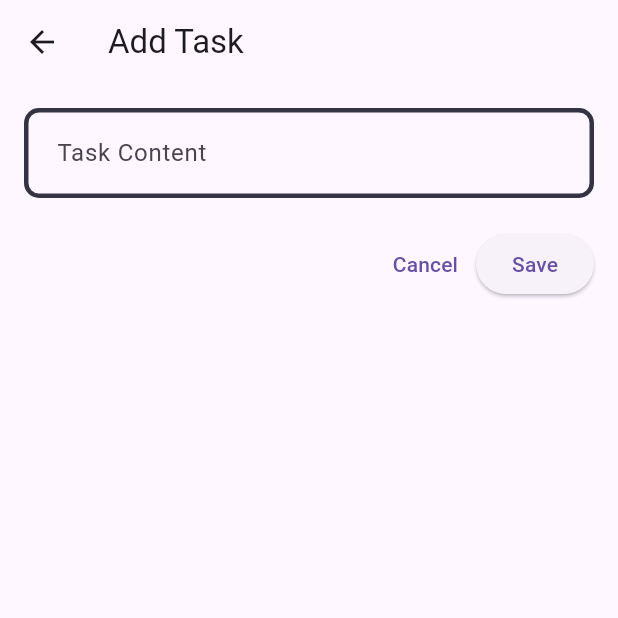
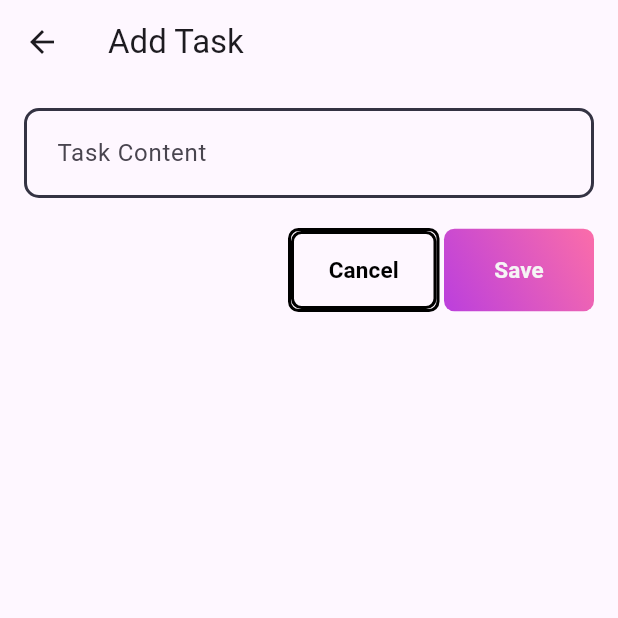
Before and after one commit to Yasitha-Bhanuka/todoenhanzer, a Flutter app: the TaskFormScreen screen opened directly, on a phone screen of 412 x 824 dp, the top half of it. Run offline on Flutter 3.47's test engine with Material 3 defaults, Android fonts, the phone set to English and light mode, and no system bars; our stand-ins replace shared_preferences, sqflite; accounts and stored records are empty.

Commit message:
Make the cancel button and add buttons styles well

```diff
--- a/lib/providers/theme_provider.dart
+++ b/lib/providers/theme_provider.dart
@@ -50,7 +50,7 @@ class ThemeProvider extends ChangeNotifier {
   static OutlineInputBorder _border(Color color) => OutlineInputBorder(
         borderSide: BorderSide(
           color: color,
-          width: 3,
+          width: 2,
         ),
         borderRadius: BorderRadius.circular(10),
       );
@@ -73,6 +73,9 @@ class ThemeProvider extends ChangeNotifier {
         return const Color.fromARGB(49, 52, 51, 67);
       }),
     ),
+    textTheme: const TextTheme(
+      bodyMedium: TextStyle(color: Colors.black),
+    ),
   );
 
   static final ThemeData _darkTheme = ThemeData.dark().copyWith(
@@ -94,5 +97,8 @@ class ThemeProvider extends ChangeNotifier {
         return Pallete.borderColor;
       }),
     ),
+    textTheme: const TextTheme(
+      bodyMedium: TextStyle(color: Colors.white),
+    ),
   );
 }
--- /dev/null
+++ b/lib/views/Widget/custom_button.dart
@@ -0,0 +1,88 @@
+import 'package:flutter/material.dart';
+import 'package:sqlflitetodo/providers/theme_provider.dart';
+
+class CustomSaveButton extends StatelessWidget {
+  final String buttonText;
+  final VoidCallback onTap;
+
+  const CustomSaveButton(
+      {super.key, required this.buttonText, required this.onTap});
+
+  @override
+  Widget build(BuildContext context) {
+    return Container(
+      decoration: BoxDecoration(
+        gradient: const LinearGradient(
+          colors: [
+            Pallete.gradient1,
+            Pallete.gradient2,
+          ],
+          begin: Alignment.bottomLeft,
+          end: Alignment.topRight,
+        ),
+        borderRadius: BorderRadius.circular(7),
+      ),
+      child: ElevatedButton(
+          onPressed: onTap,
+          style: ElevatedButton.styleFrom(
+            fixedSize: const Size(100, 55),
+            backgroundColor: Pallete.transparentColor,
+            shadowColor: Pallete.transparentColor,
+          ),
+          child: Text(
+            buttonText,
+            style: const TextStyle(
+              fontSize: 15,
+              fontWeight: FontWeight.w600,
+              color: Pallete.whiteColor,
+            ),
+          )),
+    );
+  }
+}
+
+class CustomCancelButton extends StatelessWidget {
+  final String buttonText;
+  final VoidCallback onTap;
+
+  const CustomCancelButton(
+      {super.key, required this.buttonText, required this.onTap});
+
+  @override
+  Widget build(BuildContext context) {
+    final isDarkMode = Theme.of(context).brightness == Brightness.dark;
+    final borderColor = isDarkMode ? Colors.white : Colors.black;
+    final textColor = isDarkMode ? Colors.white : Colors.black;
+
+    return Container(
+      decoration: BoxDecoration(
+        color: Colors.transparent, // Set the background color to transparent
+        borderRadius: BorderRadius.circular(7),
+        border: Border.all(color: borderColor, width: 2), // Add a border
+      ),
+      child: ElevatedButton(
+          onPressed: onTap,
+          style: ElevatedButton.styleFrom(
+            fixedSize: const Size(97, 52),
+            backgroundColor: Colors
+                .transparent, // Set the button background color to transparent
+            shadowColor: Colors.transparent,
+            shape: RoundedRectangleBorder(
+              borderRadius: BorderRadius.circular(7),
+              side: BorderSide(
+                color: borderColor,
+                width: 2,
+              ),
+            ),
+          ),
+          child: Text(
+            buttonText,
+            style: TextStyle(
+              fontSize: 15,
+              fontWeight: FontWeight.w600,
+              color: textColor, // Set the text color based on the theme
+            ),
+          )),
+    );
+  }
+}
--- a/lib/views/Widget/custom_field.dart
+++ b/lib/views/Widget/custom_field.dart
@@ -20,6 +20,8 @@ class CustomField extends StatelessWidget {
       validator: (val) {
         if (val!.trim().isEmpty) {
           return 'Please enter $hintText';
+        } else if (val.trim().length > 50) {
+          return 'Please remove ${50 - val.trim().length} characters.';
         }
         return null;
       },
--- a/lib/views/task_form_screen.dart
+++ b/lib/views/task_form_screen.dart
@@ -1,5 +1,6 @@
 import 'package:flutter/material.dart';
 import 'package:provider/provider.dart';
+import 'package:sqlflitetodo/views/Widget/custom_button.dart';
 import 'package:sqlflitetodo/views/Widget/custom_field.dart';
 import '../models/task.dart';
 import '../view_models/task_view_model.dart';
@@ -63,13 +64,15 @@ class TaskFormScreenState extends State<TaskFormScreen> {
               Row(
                 mainAxisAlignment: MainAxisAlignment.end,
                 children: [
-                  TextButton(
-                    onPressed: () => Navigator.pop(context),
-                    child: const Text('Cancel'),
+                  CustomCancelButton(
+                      buttonText: "Cancel",
+                      onTap: () => Navigator.pop(context)),
+                  const SizedBox(
+                    width: 3,
                   ),
-                  ElevatedButton(
-                    onPressed: _saveTask,
-                    child: const Text('Save'),
+                  CustomSaveButton(
+                    buttonText: "Save",
+                    onTap: () => _saveTask(),
                   ),
                 ],
               ),
```
